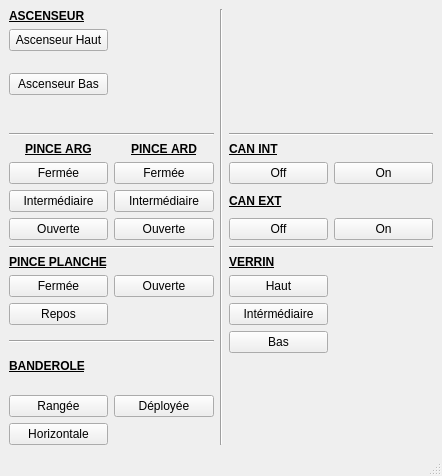
This is PluginModules/RobotPanelControl/ihm_RobotPanelControl.ui in CRLG/LABOTBOX as Qt 5 draws it before an edit. The edited form follows.
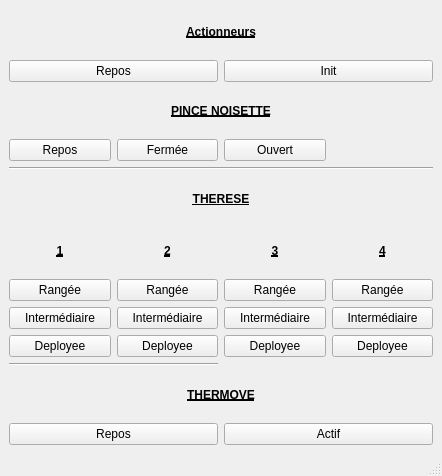
This is the edited form.

Commit message: Mise à jour des actionneurs 2026

```diff
--- a/PluginModules/RobotPanelControl/ihm_RobotPanelControl.ui
+++ b/PluginModules/RobotPanelControl/ihm_RobotPanelControl.ui
@@ -15,8 +15,46 @@
   </property>
   <widget class="QWidget" name="centralwidget">
    <layout class="QGridLayout" name="gridLayout">
-    <item row="0" column="0">
-     <widget class="QLabel" name="label">
+    <item row="14" column="0">
+     <widget class="QPushButton" name="therese_1_deployee">
+      <property name="text">
+       <string>Deployee</string>
+      </property>
+     </widget>
+    </item>
+    <item row="5" column="0">
+     <widget class="QPushButton" name="pince_noisette_repos">
+      <property name="text">
+       <string>Repos</string>
+      </property>
+     </widget>
+    </item>
+    <item row="16" column="0" colspan="4">
+     <widget class="QLabel" name="label_6">
+      <property name="font">
+       <font>
+        <weight>75</weight>
+        <bold>true</bold>
+        <underline>true</underline>
+       </font>
+      </property>
+      <property name="text">
+       <string>THERMOVE</string>
+      </property>
+      <property name="alignment">
+       <set>Qt::AlignCenter</set>
+      </property>
+     </widget>
+    </item>
+    <item row="14" column="2">
+     <widget class="QPushButton" name="therese_3_deployee">
+      <property name="text">
+       <string>Deployee</string>
+      </property>
+     </widget>
+    </item>
+    <item row="10" column="0">
+     <widget class="QLabel" name="label_2">
       <property name="font">
        <font>
         <weight>75</weight>
@@ -27,84 +65,21 @@
        </font>
       </property>
       <property name="text">
-       <string>ASCENSEUR</string>
+       <string>1</string>
       </property>
       <property name="alignment">
-       <set>Qt::AlignLeading|Qt::AlignLeft|Qt::AlignVCenter</set>
+       <set>Qt::AlignCenter</set>
       </property>
      </widget>
     </item>
-    <item row="19" column="0">
-     <widget class="QPushButton" name="banderole_horizontale">
+    <item row="11" column="2">
+     <widget class="QPushButton" name="therese_3_rangee">
       <property name="text">
-       <string>Horizontale</string>
-      </property>
-     </widget>
-    </item>
-    <item row="12" column="3">
-     <widget class="QLabel" name="label_7">
-      <property name="font">
-       <font>
-        <weight>75</weight>
-        <bold>true</bold>
-        <underline>true</underline>
-       </font>
-      </property>
-      <property name="text">
-       <string>VERRIN</string>
-      </property>
-     </widget>
-    </item>
-    <item row="9" column="0">
-     <widget class="QPushButton" name="pince_arg_intermediaire">
-      <property name="text">
-       <string>Intermédiaire</string>
-      </property>
-     </widget>
-    </item>
-    <item row="9" column="1">
-     <widget class="QPushButton" name="pince_ard_intermediaire">
-      <property name="text">
-       <string>Intermédiaire</string>
+       <string>Rangée</string>
       </property>
      </widget>
     </item>
     <item row="10" column="1">
-     <widget class="QPushButton" name="pince_ard_ouverte">
-      <property name="text">
-       <string>Ouverte</string>
-      </property>
-     </widget>
-    </item>
-    <item row="8" column="3">
-     <widget class="QPushButton" name="can_int_off">
-      <property name="text">
-       <string>Off</string>
-      </property>
-     </widget>
-    </item>
-    <item row="18" column="0">
-     <widget class="QPushButton" name="banderole_rangee">
-      <property name="text">
-       <string>Rangée</string>
-      </property>
-     </widget>
-    </item>
-    <item row="15" column="3">
-     <widget class="QPushButton" name="verrin_bas">
-      <property name="text">
-       <string>Bas</string>
-      </property>
-     </widget>
-    </item>
-    <item row="10" column="4">
-     <widget class="QPushButton" name="can_ext_on">
-      <property name="text">
-       <string>On</string>
-      </property>
-     </widget>
-    </item>
-    <item row="7" column="1">
      <widget class="QLabel" name="label_3">
       <property name="font">
        <font>
@@ -116,50 +91,43 @@
        </font>
       </property>
       <property name="text">
-       <string>PINCE ARD</string>
+       <string>2</string>
       </property>
       <property name="alignment">
        <set>Qt::AlignCenter</set>
       </property>
      </widget>
     </item>
-    <item row="0" column="2" rowspan="20">
-     <widget class="Line" name="line_3">
-      <property name="orientation">
-       <enum>Qt::Vertical</enum>
-      </property>
-     </widget>
-    </item>
-    <item row="10" column="3">
-     <widget class="QPushButton" name="can_ext_off">
+    <item row="5" column="2">
+     <widget class="QPushButton" name="pince_noisette_ouvert">
       <property name="text">
-       <string>Off</string>
+       <string>Ouvert</string>
       </property>
      </widget>
     </item>
-    <item row="13" column="1">
-     <widget class="QPushButton" name="pince_planche_ouverte">
+    <item row="5" column="1">
+     <widget class="QPushButton" name="pince_noisette_fermee">
       <property name="text">
-       <string>Ouverte</string>
+       <string>Fermée</string>
       </property>
      </widget>
     </item>
-    <item row="13" column="3">
-     <widget class="QPushButton" name="verrin_haut">
+    <item row="12" column="2">
+     <widget class="QPushButton" name="therese_3_intermediaire">
       <property name="text">
-       <string>Haut</string>
+       <string>Intermédiaire</string>
       </property>
      </widget>
     </item>
-    <item row="8" column="1">
-     <widget class="QPushButton" name="pince_ard_fermee">
+    <item row="12" column="1">
+     <widget class="QPushButton" name="therese_2_intermediaire">
       <property name="text">
-       <string>Fermée</string>
+       <string>Intermédiaire</string>
       </property>
      </widget>
     </item>
-    <item row="7" column="0">
-     <widget class="QLabel" name="label_2">
+    <item row="10" column="2">
+     <widget class="QLabel" name="label_5">
       <property name="font">
        <font>
         <weight>75</weight>
@@ -170,169 +138,181 @@
        </font>
       </property>
       <property name="text">
-       <string>PINCE ARG</string>
+       <string>3</string>
       </property>
       <property name="alignment">
        <set>Qt::AlignCenter</set>
       </property>
      </widget>
     </item>
-    <item row="13" column="0">
-     <widget class="QPushButton" name="pince_planche_fermee">
+    <item row="17" column="0" colspan="2">
+     <widget class="QPushButton" name="thermove_repos">
       <property name="text">
-       <string>Fermée</string>
+       <string>Repos</string>
       </property>
      </widget>
     </item>
-    <item row="10" column="0">
-     <widget class="QPushButton" name="pince_arg_ouverte">
-      <property name="text">
-       <string>Ouverte</string>
-      </property>
-     </widget>
-    </item>
-    <item row="11" column="0" colspan="2">
-     <widget class="Line" name="line_2">
-      <property name="orientation">
-       <enum>Qt::Horizontal</enum>
-      </property>
-     </widget>
-    </item>
-    <item row="1" column="0">
-     <widget class="QPushButton" name="ascenseur_haut">
-      <property name="text">
-       <string>Ascenseur Haut</string>
-      </property>
-     </widget>
-    </item>
-    <item row="7" column="3">
-     <widget class="QLabel" name="label_8">
+    <item row="3" column="0" colspan="4">
+     <widget class="QLabel" name="label">
       <property name="font">
        <font>
         <weight>75</weight>
+        <italic>false</italic>
         <bold>true</bold>
         <underline>true</underline>
+        <kerning>false</kerning>
        </font>
       </property>
       <property name="text">
-       <string>CAN INT</string>
+       <string>PINCE NOISETTE</string>
       </property>
-     </widget>
-    </item>
-    <item row="8" column="4">
-     <widget class="QPushButton" name="can_int_on">
-      <property name="text">
-       <string>On</string>
-      </property>
-     </widget>
-    </item>
-    <item row="6" column="0" colspan="2">
-     <widget class="Line" name="line">
-      <property name="orientation">
-       <enum>Qt::Horizontal</enum>
-      </property>
-     </widget>
-    </item>
-    <item row="9" column="3">
-     <widget class="QLabel" name="label_9">
-      <property name="font">
-       <font>
-        <weight>75</weight>
-        <bold>true</bold>
-        <underline>true</underline>
-       </font>
-      </property>
-      <property name="text">
-       <string>CAN EXT</string>
-      </property>
-     </widget>
-    </item>
-    <item row="8" column="0">
-     <widget class="QPushButton" name="pince_arg_fermee">
-      <property name="text">
-       <string>Fermée</string>
-      </property>
-     </widget>
-    </item>
-    <item row="6" column="3" colspan="2">
-     <widget class="Line" name="line_5">
-      <property name="orientation">
-       <enum>Qt::Horizontal</enum>
-      </property>
-     </widget>
-    </item>
-    <item row="3" column="0">
-     <widget class="QPushButton" name="ascenseur_bas">
-      <property name="text">
-       <string>Ascenseur Bas</string>
-      </property>
-     </widget>
-    </item>
-    <item row="18" column="1">
-     <widget class="QPushButton" name="banderole_deployee">
-      <property name="text">
-       <string>Déployée</string>
-      </property>
-     </widget>
-    </item>
-    <item row="11" column="3" colspan="2">
-     <widget class="Line" name="line_6">
-      <property name="orientation">
-       <enum>Qt::Horizontal</enum>
+      <property name="alignment">
+       <set>Qt::AlignCenter</set>
       </property>
      </widget>
     </item>
     <item row="14" column="3">
      <widget class="QPushButton" name="verrin_intermediaire">
       <property name="text">
-       <string>Intérmédiaire</string>
+       <string>Deployee</string>
       </property>
      </widget>
     </item>
-    <item row="12" column="0" colspan="2">
+    <item row="14" column="1">
+     <widget class="QPushButton" name="therese_2_deployee">
+      <property name="text">
+       <string>Deployee</string>
+      </property>
+     </widget>
+    </item>
+    <item row="10" column="3">
+     <widget class="QLabel" name="label_7">
+      <property name="font">
+       <font>
+        <weight>75</weight>
+        <italic>false</italic>
+        <bold>true</bold>
+        <underline>true</underline>
+        <kerning>false</kerning>
+       </font>
+      </property>
+      <property name="text">
+       <string>4</string>
+      </property>
+      <property name="alignment">
+       <set>Qt::AlignCenter</set>
+      </property>
+     </widget>
+    </item>
+    <item row="11" column="3">
+     <widget class="QPushButton" name="therese_4_rangee">
+      <property name="text">
+       <string>Rangée</string>
+      </property>
+     </widget>
+    </item>
+    <item row="12" column="3">
+     <widget class="QPushButton" name="therese_4_intermediaire">
+      <property name="text">
+       <string>Intermédiaire</string>
+      </property>
+     </widget>
+    </item>
+    <item row="9" column="0" colspan="4">
      <widget class="QLabel" name="label_4">
       <property name="font">
        <font>
         <weight>75</weight>
-        <italic>false</italic>
         <bold>true</bold>
         <underline>true</underline>
-        <kerning>false</kerning>
        </font>
       </property>
       <property name="text">
-       <string>PINCE PLANCHE</string>
+       <string>THERESE</string>
       </property>
       <property name="alignment">
-       <set>Qt::AlignLeading|Qt::AlignLeft|Qt::AlignVCenter</set>
-      </property>
-     </widget>
-    </item>
-    <item row="14" column="0">
-     <widget class="QPushButton" name="pince_planche_repos">
-      <property name="text">
-       <string>Repos</string>
+       <set>Qt::AlignCenter</set>
       </property>
      </widget>
     </item>
     <item row="15" column="0" colspan="2">
-     <widget class="Line" name="line_4">
+     <widget class="Line" name="line_2">
       <property name="orientation">
        <enum>Qt::Horizontal</enum>
       </property>
      </widget>
     </item>
-    <item row="16" column="0">
-     <widget class="QLabel" name="label_6">
+    <item row="11" column="0">
+     <widget class="QPushButton" name="therese_1_rangee">
+      <property name="text">
+       <string>Rangée</string>
+      </property>
+      <property name="iconSize">
+       <size>
+        <width>16</width>
+        <height>16</height>
+       </size>
+      </property>
+     </widget>
+    </item>
+    <item row="8" column="0" colspan="4">
+     <widget class="Line" name="line">
+      <property name="orientation">
+       <enum>Qt::Horizontal</enum>
+      </property>
+     </widget>
+    </item>
+    <item row="12" column="0">
+     <widget class="QPushButton" name="therese_1_intermediaire">
+      <property name="text">
+       <string>Intermédiaire</string>
+      </property>
+     </widget>
+    </item>
+    <item row="11" column="1">
+     <widget class="QPushButton" name="therese_2_rangee">
+      <property name="text">
+       <string>Rangée</string>
+      </property>
+     </widget>
+    </item>
+    <item row="17" column="2" colspan="2">
+     <widget class="QPushButton" name="thermove_actif">
+      <property name="text">
+       <string>Actif</string>
+      </property>
+     </widget>
+    </item>
+    <item row="1" column="0" colspan="4">
+     <widget class="QLabel" name="label_8">
       <property name="font">
        <font>
         <weight>75</weight>
+        <italic>false</italic>
         <bold>true</bold>
         <underline>true</underline>
+        <kerning>false</kerning>
        </font>
       </property>
       <property name="text">
-       <string>BANDEROLE</string>
+       <string>Actionneurs</string>
+      </property>
+      <property name="alignment">
+       <set>Qt::AlignCenter</set>
+      </property>
+     </widget>
+    </item>
+    <item row="2" column="2" colspan="2">
+     <widget class="QPushButton" name="actionneurs_init">
+      <property name="text">
+       <string>Init</string>
+      </property>
+     </widget>
+    </item>
+    <item row="2" column="0" colspan="2">
+     <widget class="QPushButton" name="actionneurs_repos">
+      <property name="text">
+       <string>Repos</string>
       </property>
      </widget>
     </item>
```
Left out of the diff: 2 changed lines with no effect on the pictures. The commit also changes 2 other files.
